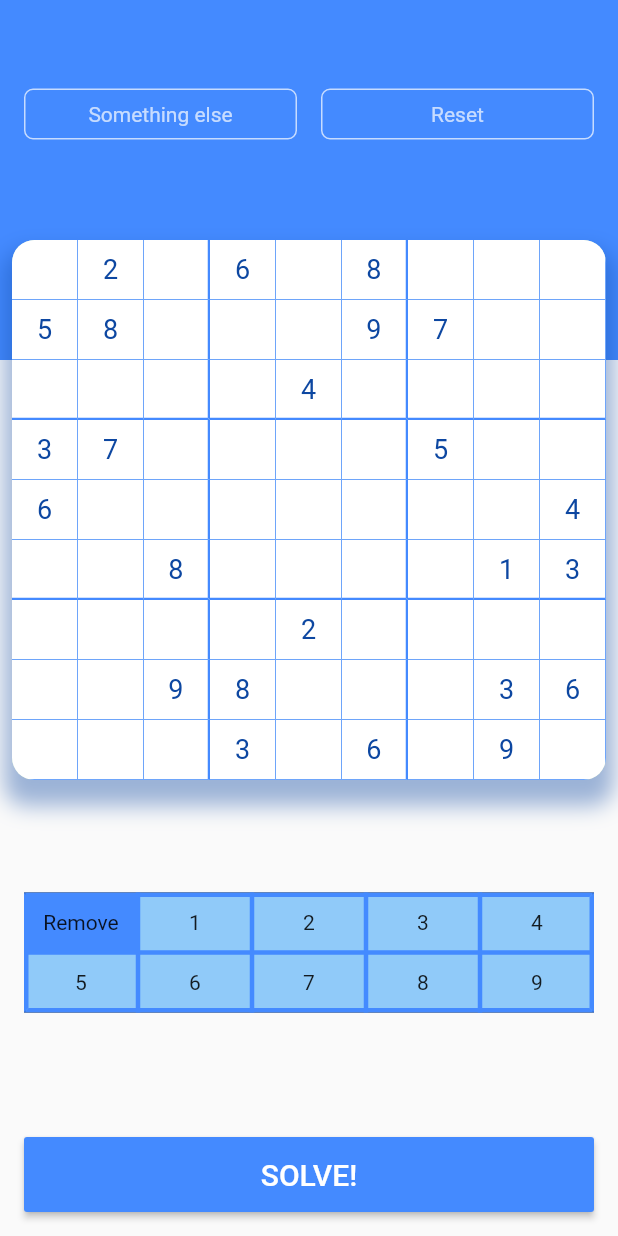
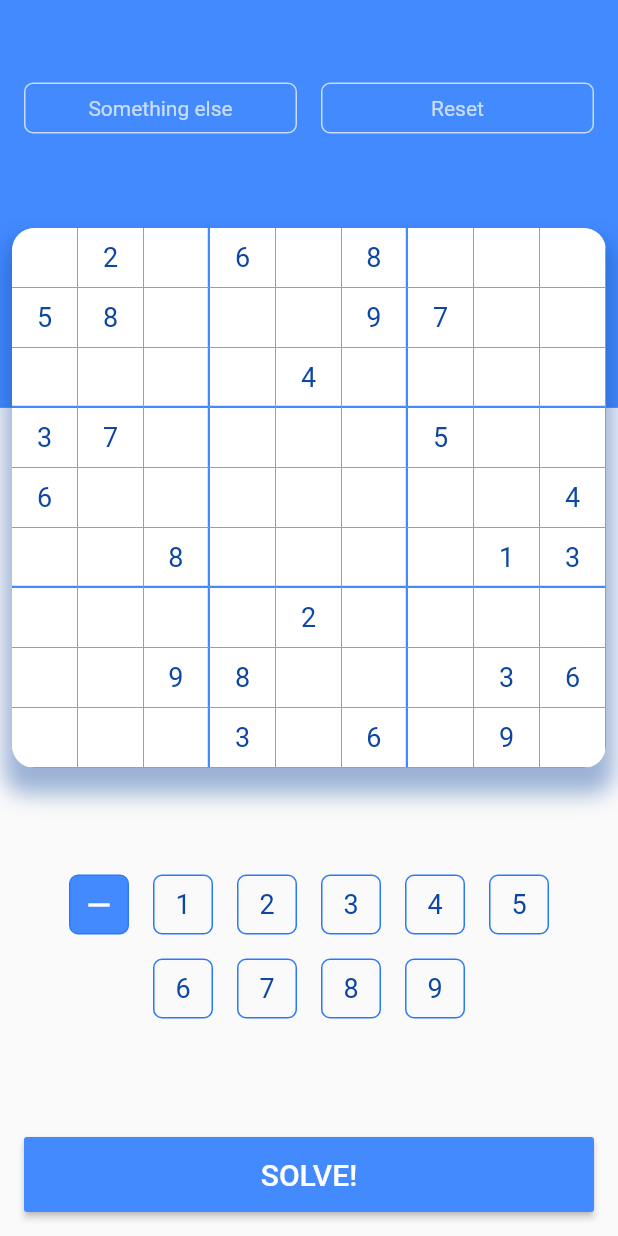
Before and after one commit to Flutter-Buddies/sudoku-solver, a Flutter app: the screen it shows after launch, on a phone screen of 412 x 824 dp. Run offline on Flutter 3.47's test engine with Material 2 defaults, Android fonts, the phone set to English and light mode, and no system bars.

Commit message:
Updated keypad to look better

```diff
--- a/lib/screens/solve_screen.dart
+++ b/lib/screens/solve_screen.dart
@@ -15,10 +15,13 @@ class SolveScreen extends StatelessWidget {
         child: Stack(
           children: [
             // Blue background at top of the screen
-            Container(
-              width: double.infinity,
-              height: 240,
-              color: Colors.blueAccent,
+            // Using [FractionallySizedBox] so that is always takes up ~1/3 of screen height
+            FractionallySizedBox(
+              widthFactor: 1.0,
+              heightFactor: 0.33,
+              child: Container(
+                color: Colors.blueAccent,
+              ),
             ),
             Column(
               crossAxisAlignment: CrossAxisAlignment.stretch,
@@ -35,7 +38,8 @@ class SolveScreen extends StatelessWidget {
                 ),
                 Spacer(),
                 Padding(
-                  padding: const EdgeInsets.all(16.0),
+                  padding: const EdgeInsets.symmetric(
+                      horizontal: 32, vertical: 16.0),
                   child: KeyPad(),
                 ),
                 Spacer(),
--- a/lib/widgets/keypad.dart
+++ b/lib/widgets/keypad.dart
@@ -2,24 +2,18 @@ import 'package:flutter/material.dart';
 import 'package:sudoku_solver/widgets/keypad_cell.dart';
 
 class KeyPad extends StatelessWidget {
-  final int rows = 2;
-  final int columns = 5;
+  static const int rows = 2;
+  static const int columns = 5;
   @override
   Widget build(BuildContext context) {
-    return Table(
-      border: TableBorder.all(
-        width: 3,
-        color: Colors.blueAccent,
-      ),
+    return Wrap(
+      alignment: WrapAlignment.center,
+      spacing: 16.0,
+      runSpacing: 16.0,
       children: List.generate(
-        rows,
-        (int row) => TableRow(
-          children: List.generate(
-            columns,
-            (int column) => KeyPadCell(
-              numberValue: columns * row + column,
-            ),
-          ),
+        rows * columns,
+        (index) => KeyPadCell(
+          numberValue: index,
         ),
       ),
     );
--- a/lib/widgets/keypad_cell.dart
+++ b/lib/widgets/keypad_cell.dart
@@ -3,31 +3,47 @@ import 'package:provider/provider.dart';
 import 'package:sudoku_solver/models/sudoku_grid.dart';
 
 class KeyPadCell extends StatelessWidget {
-  KeyPadCell({this.numberValue});
+  KeyPadCell({@required this.numberValue}) : assert(numberValue >= 0);
   final int numberValue;
 
   @override
   Widget build(BuildContext context) {
-    return InkWell(
+    return GestureDetector(
       onTap: () {
         //print(numberValue);
-        Provider.of<SudokuGrid>(context, listen: false).updateSelectedNumber(numberValue);
+        Provider.of<SudokuGrid>(context, listen: false)
+            .updateSelectedNumber(numberValue);
       },
       child: Container(
         height: 40,
         width: 40,
         decoration: BoxDecoration(
-          color: numberValue == Provider.of<SudokuGrid>(context).selectedNumber ? Colors.blueAccent : Colors.blue[200],
-          border: Border.all(color: Colors.black, width: 1),
-        ),
+            color:
+                numberValue == Provider.of<SudokuGrid>(context).selectedNumber
+                    ? Colors.blueAccent
+                    : Colors.transparent,
+            border: Border.all(color: Colors.blueAccent[400], width: 1),
+            borderRadius: BorderRadius.circular(6.0)),
         child: Center(
-          child: FittedBox(
-            fit: BoxFit.fill,
-            child: Text(
-              // Instead of showing the number 0, we want the user to be able to a blank space
-              numberValue == 0 ? 'Remove' : numberValue.toString(),
-            ),
-          ),
+          child: numberValue == 0
+              ? Icon(
+                  Icons.remove,
+                  color: numberValue ==
+                          Provider.of<SudokuGrid>(context).selectedNumber
+                      ? Colors.white
+                      : Colors.blue[900],
+                )
+              : Text(
+                  // Instead of showing the number 0, we want the user to be able to a blank space
+                  numberValue.toString(),
+                  style: TextStyle(
+                    color: numberValue ==
+                            Provider.of<SudokuGrid>(context).selectedNumber
+                        ? Colors.white
+                        : Colors.blue[900],
+                    fontSize: 18,
+                  ),
+                ),
         ),
       ),
     );
```
